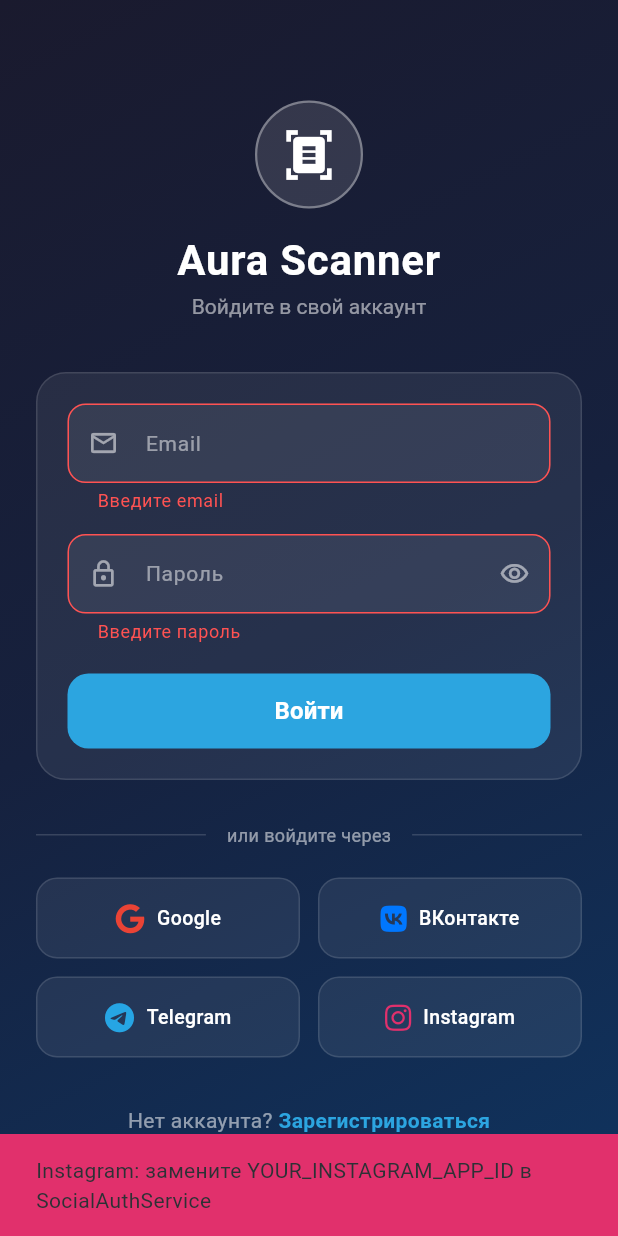
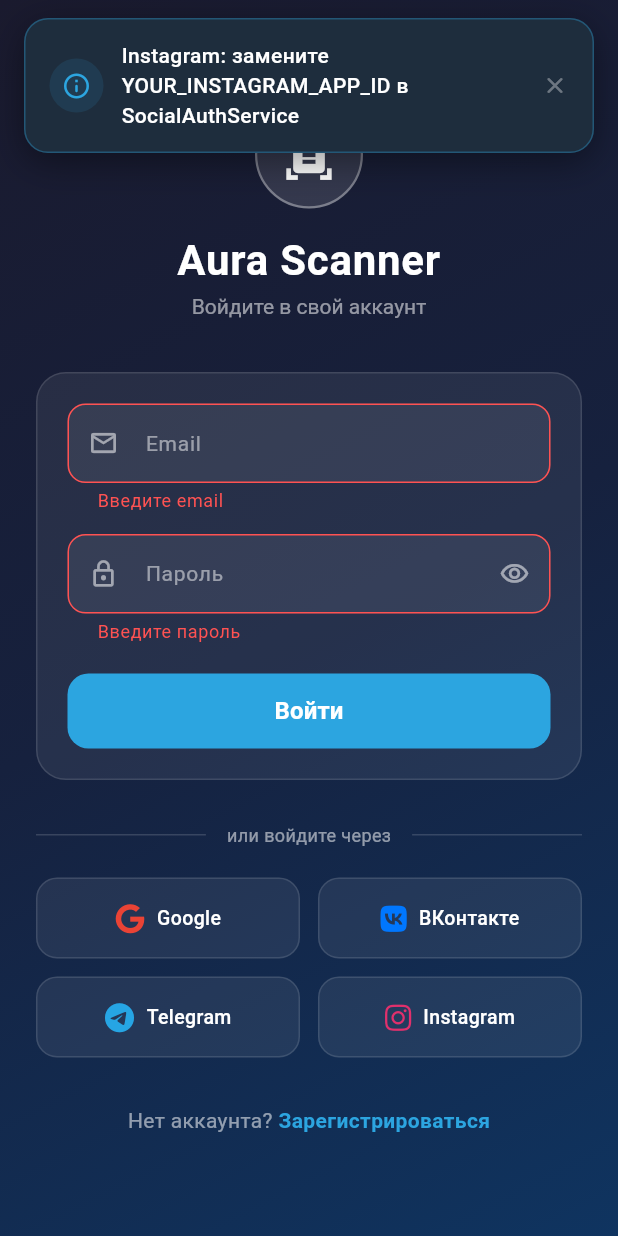
Before and after one commit to nekopunk44/Aura-scaner, a Flutter app: the screen it shows after launch, after a tap on "Войти", after a tap on "Instagram", on a phone screen of 412 x 824 dp. Run offline on Flutter 3.47's test engine with Material 3 defaults, Android fonts, the phone set to English and light mode, and no system bars; our stand-ins replace app_links, camera, dio, file_picker, font_awesome_flutter, image_cropper and 9 more; missing offline and left inert: docx_to_text, flutter_doc_scanner, flutter_tesseract_ocr, flutter_web_auth_2, google_mlkit_language_id, google_mlkit_text_recognition and 6 more.

Commit message:
feat: custom slide-in notification toasts replacing plain SnackBars

```diff
--- a/scanner_ap/lib/screens/auth/login_screen.dart
+++ b/scanner_ap/lib/screens/auth/login_screen.dart
@@ -3,6 +3,7 @@
 import '../../config/theme_config.dart';
 import '../../services/auth_service.dart';
 import '../../services/social_auth_service.dart';
+import '../../utils/app_notification.dart';
 import '../ui_screens/main_screen/app_tabs_screen.dart';
 import 'register_screen.dart';
 
@@ -52,8 +53,7 @@
       );
     } catch (e) {
       if (!mounted) return;
-      ScaffoldMessenger.of(context)
-          .showSnackBar(SnackBar(content: Text(e.toString()), backgroundColor: Colors.red));
+      AppNotification.show(context, message: e.toString());
     } finally {
       if (mounted) setState(() => _isLoading = false);
     }
@@ -72,8 +72,7 @@
     } catch (e) {
       if (!mounted) return;
       final message = e.toString().replaceFirst('Exception: ', '');
-      ScaffoldMessenger.of(context)
-          .showSnackBar(SnackBar(content: Text(message), backgroundColor: Colors.red));
+      AppNotification.show(context, message: message);
     } finally {
       if (mounted) setState(() => _isLoading = false);
     }
@@ -84,11 +83,12 @@
   void _onTelegramTap() => _socialLogin(() => _socialAuth.loginWithTelegram(context));
 
   void _onInstagramTap() {
-    ScaffoldMessenger.of(context).showSnackBar(const SnackBar(
-      content: Text('Instagram: замените YOUR_INSTAGRAM_APP_ID в SocialAuthService'),
-      duration: Duration(seconds: 4),
-      backgroundColor: Color(0xFFE1306C),
-    ));
+    AppNotification.show(
+      context,
+      message: 'Instagram: замените YOUR_INSTAGRAM_APP_ID в SocialAuthService',
+      type: NotificationType.info,
+      duration: const Duration(seconds: 4),
+    );
   }
 
   @override
--- /dev/null
+++ b/scanner_ap/lib/utils/app_notification.dart
@@ -0,0 +1,175 @@
+import 'package:flutter/material.dart';
+
+enum NotificationType { error, success, info }
+
+class AppNotification {
+  static OverlayEntry? _current;
+
+  static void show(
+    BuildContext context, {
+    required String message,
+    NotificationType type = NotificationType.error,
+    Duration duration = const Duration(seconds: 3),
+  }) {
+    _current?.remove();
+    _current = null;
+
+    final overlay = Overlay.of(context);
+    late OverlayEntry entry;
+
+    entry = OverlayEntry(
+      builder: (_) => _NotificationToast(
+        message: message,
+        type: type,
+        duration: duration,
+        onDismiss: () {
+          entry.remove();
+          if (_current == entry) _current = null;
+        },
+      ),
+    );
+
+    _current = entry;
+    overlay.insert(entry);
+  }
+}
+
+class _NotificationToast extends StatefulWidget {
+  final String message;
+  final NotificationType type;
+  final Duration duration;
+  final VoidCallback onDismiss;
+
+  const _NotificationToast({
+    required this.message,
+    required this.type,
+    required this.duration,
+    required this.onDismiss,
+  });
+
+  @override
+  State<_NotificationToast> createState() => _NotificationToastState();
+}
+
+class _NotificationToastState extends State<_NotificationToast>
+    with SingleTickerProviderStateMixin {
+  late AnimationController _ctrl;
+  late Animation<Offset> _slide;
+  late Animation<double> _fade;
+
+  @override
+  void initState() {
+    super.initState();
+    _ctrl = AnimationController(
+      vsync: this,
+      duration: const Duration(milliseconds: 380),
+    );
+    _slide = Tween<Offset>(
+      begin: const Offset(0, -1.2),
+      end: Offset.zero,
+    ).animate(CurvedAnimation(parent: _ctrl, curve: Curves.easeOutBack));
+
+    _fade = Tween<double>(begin: 0, end: 1)
+        .animate(CurvedAnimation(parent: _ctrl, curve: const Interval(0, 0.5)));
+
+    _ctrl.forward();
+
+    Future.delayed(widget.duration, _dismiss);
+  }
+
+  Future<void> _dismiss() async {
+    if (!mounted) return;
+    await _ctrl.reverse();
+    widget.onDismiss();
+  }
+
+  @override
+  void dispose() {
+    _ctrl.dispose();
+    super.dispose();
+  }
+
+  @override
+  Widget build(BuildContext context) {
+    final isDark = Theme.of(context).brightness == Brightness.dark;
+    final (icon, accent) = switch (widget.type) {
+      NotificationType.error   => (Icons.error_outline_rounded,   const Color(0xFFFF5C5C)),
+      NotificationType.success => (Icons.check_circle_outline_rounded, const Color(0xFF4CAF50)),
+      NotificationType.info    => (Icons.info_outline_rounded,    const Color(0xFF2CA5E0)),
+    };
+
+    final bg = isDark ? const Color(0xFF1E2D3D) : Colors.white;
+    final textColor = isDark ? Colors.white : const Color(0xFF1A1A2E);
+    final shadow = isDark
+        ? Colors.black.withValues(alpha: 0.4)
+        : Colors.black.withValues(alpha: 0.12);
+
+    return SafeArea(
+      child: Align(
+        alignment: Alignment.topCenter,
+        child: Padding(
+          padding: const EdgeInsets.fromLTRB(16, 12, 16, 0),
+          child: SlideTransition(
+            position: _slide,
+            child: FadeTransition(
+              opacity: _fade,
+              child: GestureDetector(
+                onTap: _dismiss,
+                child: Material(
+                  color: Colors.transparent,
+                  child: Container(
+                    decoration: BoxDecoration(
+                      color: bg,
+                      borderRadius: BorderRadius.circular(16),
+                      border: Border.all(
+                        color: accent.withValues(alpha: 0.35),
+                        width: 1,
+                      ),
+                      boxShadow: [
+                        BoxShadow(
+                          color: shadow,
+                          blurRadius: 20,
+                          offset: const Offset(0, 6),
+                        ),
+                      ],
+                    ),
+                    padding: const EdgeInsets.symmetric(horizontal: 16, vertical: 14),
+                    child: Row(
+                      children: [
+                        Container(
+                          width: 36,
+                          height: 36,
+                          decoration: BoxDecoration(
+                            color: accent.withValues(alpha: 0.12),
+                            shape: BoxShape.circle,
+                          ),
+                          child: Icon(icon, color: accent, size: 20),
+                        ),
+                        const SizedBox(width: 12),
+                        Expanded(
+                          child: Text(
+                            widget.message,
+                            style: TextStyle(
+                              color: textColor,
+                              fontSize: 14,
+                              fontWeight: FontWeight.w500,
+                              height: 1.4,
+                            ),
+                          ),
+                        ),
+                        const SizedBox(width: 8),
+                        Icon(Icons.close_rounded,
+                            size: 18,
+                            color: textColor.withValues(alpha: 0.35)),
+                      ],
+                    ),
+                  ),
+                ),
+              ),
+            ),
+          ),
+        ),
+      ),
+    );
+  }
+}
```
